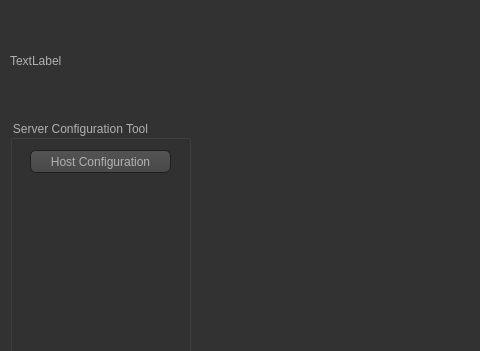
The window that mainwindow.ui (Thejuster/rAthena-Studio) describes before a commit, drawn with Qt 5; both pictures show x 0 to 480 and y 0 to 351 of the 646 by 499 pixel window.
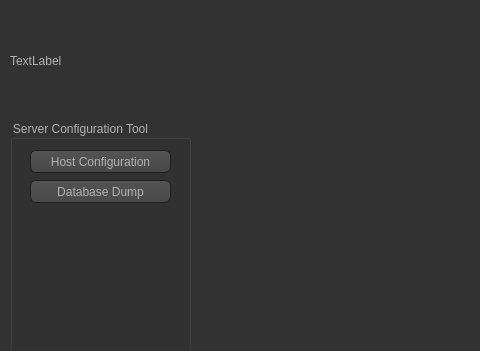
The same window after the commit. Icons and pictures are not drawn.

```diff
--- a/mainwindow.ui
+++ b/mainwindow.ui
@@ -519,6 +519,19 @@
       <string>Host Configuration</string>
      </property>
     </widget>
+    <widget class="QPushButton" name="pushButton_2">
+     <property name="geometry">
+      <rect>
+       <x>20</x>
+       <y>60</y>
+       <width>141</width>
+       <height>23</height>
+      </rect>
+     </property>
+     <property name="text">
+      <string>Database Dump</string>
+     </property>
+    </widget>
    </widget>
   </widget>
   <widget class="QMenuBar" name="menuBar">
```
